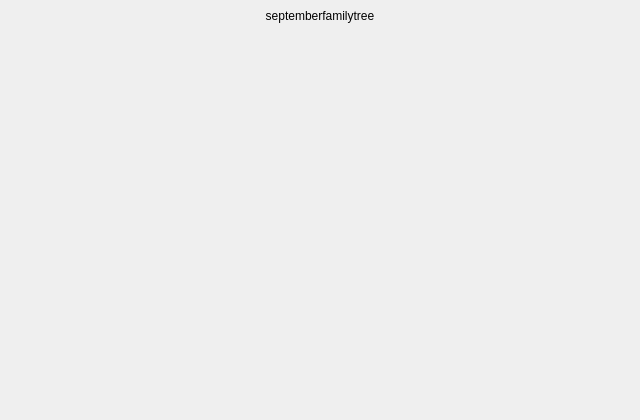
The window that mainwindow.ui (we6jbo/septemberfamilytree) describes before a commit, drawn with Qt 5.
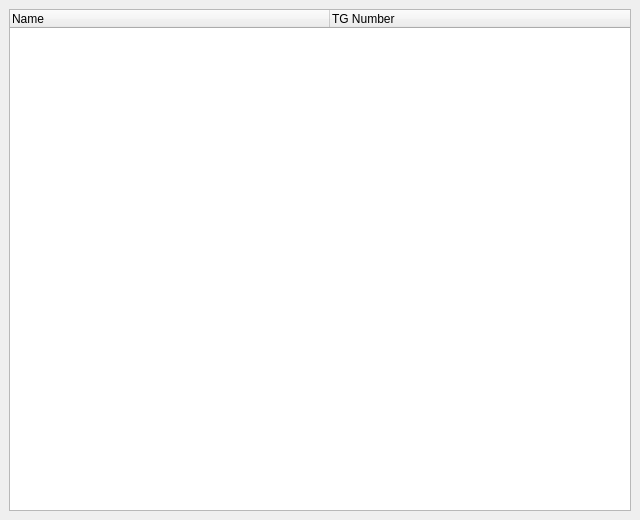
The same window after the commit.

Commit message: Create or repair Qt Widgets scaffold

Diff of the .ui file:
```diff
--- a/mainwindow.ui
+++ b/mainwindow.ui
@@ -7,7 +7,7 @@
     <x>0</x>
     <y>0</y>
     <width>640</width>
-    <height>420</height>
+    <height>520</height>
    </rect>
   </property>
   <property name="windowTitle">
@@ -16,28 +16,22 @@
   <widget class="QWidget" name="centralwidget">
    <layout class="QVBoxLayout" name="verticalLayout">
     <item>
-     <widget class="QLabel" name="titleLabel">
-      <property name="text">
-       <string>septemberfamilytree</string>
-      </property>
-      <property name="alignment">
-       <set>Qt::AlignmentFlag::AlignCenter</set>
-      </property>
+     <widget class="QTreeWidget" name="treeWidget">
+      <attribute name="headerDefaultSectionSize">
+       <number>320</number>
+      </attribute>
+      <column>
+       <property name="text">
+        <string>Name</string>
+       </property>
+      </column>
+      <column>
+       <property name="text">
+        <string>TG Number</string>
+       </property>
+      </column>
      </widget>
     </item>
-    <item>
-     <spacer name="verticalSpacer">
-      <property name="orientation">
-       <enum>Qt::Orientation::Vertical</enum>
-      </property>
-      <property name="sizeHint" stdset="0">
-       <size>
-        <width>20</width>
-        <height>40</height>
-       </size>
-      </property>
-     </spacer>
-    </item>
    </layout>
   </widget>
  </widget>
```
Left out of the diff: 2 changed lines with no effect on the pictures. The commit also changes 1 other file.
